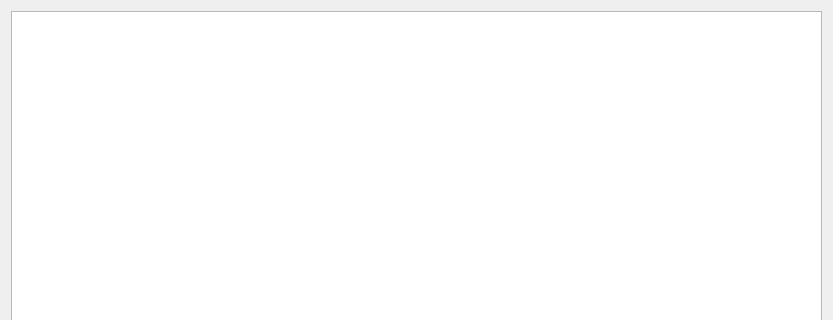
pronin-ao/mystamps, file cpp/admin.ui: the form before one commit; both pictures show x 0 to 833 and y 0 to 320 of the 833 by 628 pixel window.
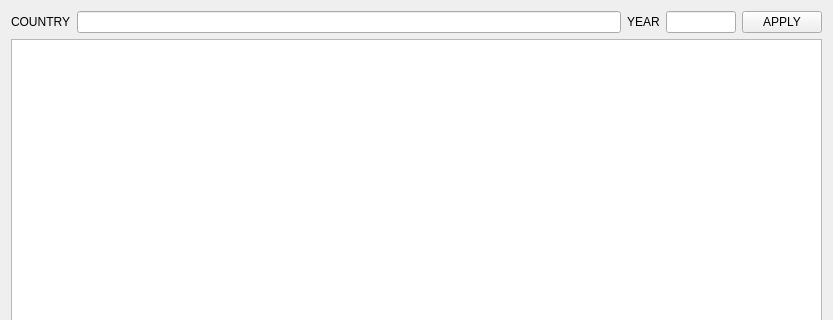
The form after the commit.

Commit message: admin + forced wishlist + comments;

The edit to the form file:
```diff
--- a/cpp/admin.ui
+++ b/cpp/admin.ui
@@ -14,9 +14,46 @@
    <string>Form</string>
   </property>
   <layout class="QGridLayout" name="gridLayout">
-   <item row="0" column="0">
+   <item row="1" column="0" colspan="5">
     <widget class="QTableView" name="tableView"/>
    </item>
+   <item row="0" column="3">
+    <widget class="QLineEdit" name="year">
+     <property name="maximumSize">
+      <size>
+       <width>70</width>
+       <height>16777215</height>
+      </size>
+     </property>
+     <property name="maxLength">
+      <number>4</number>
+     </property>
+    </widget>
+   </item>
+   <item row="0" column="4">
+    <widget class="QPushButton" name="apply">
+     <property name="text">
+      <string>APPLY</string>
+     </property>
+    </widget>
+   </item>
+   <item row="0" column="1">
+    <widget class="QLineEdit" name="country"/>
+   </item>
+   <item row="0" column="0">
+    <widget class="QLabel" name="label">
+     <property name="text">
+      <string>COUNTRY</string>
+     </property>
+    </widget>
+   </item>
+   <item row="0" column="2">
+    <widget class="QLabel" name="label_2">
+     <property name="text">
+      <string>YEAR</string>
+     </property>
+    </widget>
+   </item>
   </layout>
  </widget>
  <resources/>
```
Left out of the diff: 4 changed lines with no effect on the pictures. The commit also changes 20 other files.
